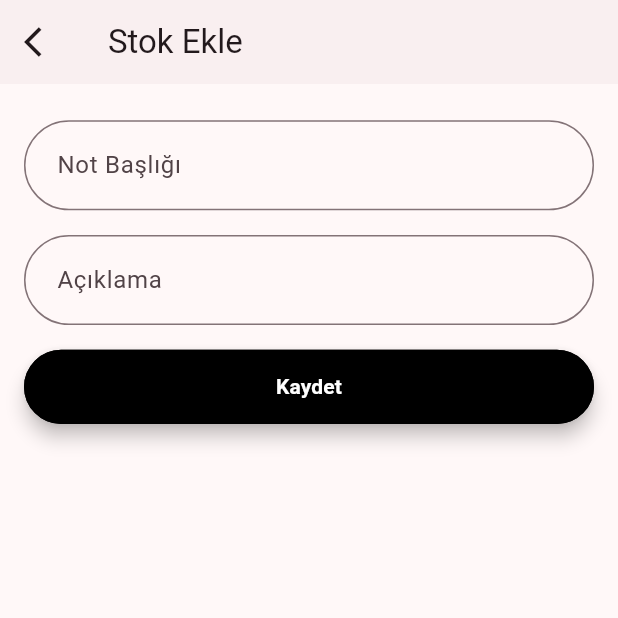
After one commit to oguzhancotur/Katot_elektronik, a Flutter app: the NoteAdd screen opened directly, on a phone screen of 412 x 824 dp, the top half of it. The commit adds this screen. Run offline on Flutter 3.47's test engine with Material 3 defaults, Android fonts, the light colour scheme and no system bars; our stand-ins replace cloud_firestore, firebase_auth, firebase_core, firebase_storage, flutter_bloc, image_picker; accounts and stored records are empty; generated files the repository leaves out were written again.

Commit message:
note page and other add.

```diff
--- a/lib/bloc/jobtrackingblog/jobtracking_bloc.dart
+++ b/lib/bloc/jobtrackingbloc/jobtracking_bloc.dart
@@ -1,7 +1,7 @@
 import 'package:cloud_firestore/cloud_firestore.dart';
 import 'package:flutter_bloc/flutter_bloc.dart';
-import 'package:katot_elektronik/bloc/jobtrackingblog/jobtracking_event.dart';
-import 'package:katot_elektronik/bloc/jobtrackingblog/jobtracking_state.dart';
+import 'package:katot_elektronik/bloc/jobtrackingbloc/jobtracking_event.dart';
+import 'package:katot_elektronik/bloc/jobtrackingbloc/jobtracking_state.dart';
 import 'package:katot_elektronik/models/job_tracking_model.dart';
 import 'package:katot_elektronik/repository/firebase_repo.dart';
 
--- a/lib/main.dart
+++ b/lib/main.dart
@@ -1,7 +1,7 @@
 import 'package:firebase_core/firebase_core.dart';
 import 'package:flutter/material.dart';
 import 'package:flutter_bloc/flutter_bloc.dart';
-import 'package:katot_elektronik/bloc/jobtrackingblog/jobtracking_bloc.dart';
+import 'package:katot_elektronik/bloc/jobtrackingbloc/jobtracking_bloc.dart';
 import 'package:katot_elektronik/bloc/stocktrackingbloc/stocktracking_bloc.dart';
 import 'package:katot_elektronik/screens/bottomnavigationbar.dart';
 import 'package:katot_elektronik/firebase_options.dart';
--- a/lib/screens/jobpart/job_add.dart
+++ b/lib/screens/jobpart/job_add.dart
@@ -3,8 +3,8 @@ import 'dart:io';
 import 'package:flutter/material.dart';
 import 'package:flutter_bloc/flutter_bloc.dart';
 import 'package:image_picker/image_picker.dart';
-import 'package:katot_elektronik/bloc/jobtrackingblog/jobtracking_bloc.dart';
-import 'package:katot_elektronik/bloc/jobtrackingblog/jobtracking_event.dart';
+import 'package:katot_elektronik/bloc/jobtrackingbloc/jobtracking_bloc.dart';
+import 'package:katot_elektronik/bloc/jobtrackingbloc/jobtracking_event.dart';
 import 'package:katot_elektronik/models/job_tracking_model.dart';
 
 class JobAdd extends StatefulWidget {
--- a/lib/screens/jobpart/job_tracking.dart
+++ b/lib/screens/jobpart/job_tracking.dart
@@ -1,8 +1,8 @@
 import 'package:flutter/material.dart';
 import 'package:flutter_bloc/flutter_bloc.dart';
-import 'package:katot_elektronik/bloc/jobtrackingblog/jobtracking_bloc.dart';
-import 'package:katot_elektronik/bloc/jobtrackingblog/jobtracking_event.dart';
-import 'package:katot_elektronik/bloc/jobtrackingblog/jobtracking_state.dart';
+import 'package:katot_elektronik/bloc/jobtrackingbloc/jobtracking_bloc.dart';
+import 'package:katot_elektronik/bloc/jobtrackingbloc/jobtracking_event.dart';
+import 'package:katot_elektronik/bloc/jobtrackingbloc/jobtracking_state.dart';
 import 'package:katot_elektronik/widgets/job_tracking_card.dart';
 import 'package:katot_elektronik/screens/jobpart/job_add.dart';
 
--- /dev/null
+++ b/lib/screens/notepart/note_add.dart
@@ -0,0 +1,119 @@
+import 'dart:io';
+
+import 'package:flutter/material.dart';
+import 'package:image_picker/image_picker.dart';
+
+class NoteAdd extends StatefulWidget {
+  const NoteAdd({Key? key}) : super(key: key);
+
+  @override
+  _NoteAddState createState() => _NoteAddState();
+}
+
+class _NoteAddState extends State<NoteAdd> {
+  final _formKey = GlobalKey<FormState>();
+  final TextEditingController _titleController = TextEditingController();
+  final TextEditingController _explanationController = TextEditingController();
+
+  final List<File> _imageFiles = [];
+
+  Future<void> _pickImage(ImageSource source) async {
+    final pickedFile = await ImagePicker().pickImage(source: source);
+    if (pickedFile != null) {
+      setState(() {
+        _imageFiles.add(File(pickedFile.path));
+      });
+    }
+  }
+
+  @override
+  Widget build(BuildContext context) {
+    return Scaffold(
+      appBar: AppBar(
+        elevation: 1.0,
+        title: Text("Stok Ekle"),
+        leading: IconButton(
+          icon: Icon(Icons.arrow_back_ios),
+          onPressed: () {
+            Navigator.pop(context);
+          },
+        ),
+      ),
+      body: Padding(
+        padding: const EdgeInsets.all(16),
+        child: SingleChildScrollView(
+          child: Form(
+            key: _formKey,
+            child: Column(
+              crossAxisAlignment: CrossAxisAlignment.stretch,
+              children: [
+                SizedBox(
+                  height: MediaQuery.of(context).size.height * 0.01,
+                ),
+                TextFormField(
+                  controller: _titleController,
+                  decoration: InputDecoration(
+                      labelText: "Not Başlığı",
+                      border: OutlineInputBorder(
+                        borderRadius: BorderRadius.circular(30),
+                      ),
+                      contentPadding: const EdgeInsets.all(18)),
+                  validator: (value) {
+                    if (value == null || value.isEmpty) {
+                      return 'Lütfen bir Stok Başlığı girin';
+                    }
+                    return null;
+                  },
+                ),
+                SizedBox(height: MediaQuery.of(context).size.height * 0.02),
+                TextFormField(
+                  controller: _explanationController,
+                  decoration: InputDecoration(
+                      labelText: "Açıklama",
+                      border: OutlineInputBorder(
+                        borderRadius: BorderRadius.circular(30),
+                      ),
+                      contentPadding: const EdgeInsets.all(18)),
+                  validator: (value) {
+                    if (value == null || value.isEmpty) {
+                      return 'Lütfen bir Stok Başlığı girin';
+                    }
+                    return null;
+                  },
+                ),
+                SizedBox(height: MediaQuery.of(context).size.height * 0.02),
+                ElevatedButton(
+                  style: ButtonStyle(
+                      backgroundColor:
+                          MaterialStateProperty.all<Color>(Colors.black),
+                      shape: MaterialStateProperty.all<RoundedRectangleBorder>(
+                        RoundedRectangleBorder(
+                          borderRadius: BorderRadius.circular(25),
+                        ),
+                      ),
+                      minimumSize: MaterialStateProperty.all<Size>(
+                        Size(MediaQuery.of(context).size.width * 0.30,
+                            MediaQuery.of(context).size.height * 0.06),
+                      ),
+                      side: MaterialStateProperty.all<BorderSide>(
+                        BorderSide(
+                          width: MediaQuery.of(context).size.width * 0.003,
+                          color: Colors.black, // Çerçeve rengi
+                        ),
+                      ),
+                      elevation: const MaterialStatePropertyAll(5)),
+                  onPressed: () {},
+                  child: const Text(
+                    'Kaydet',
+                    style: TextStyle(
+                        color: Colors.white, fontWeight: FontWeight.bold),
+                  ),
+                ),
+              ],
+            ),
+          ),
+        ),
+      ),
+    );
+  }
+}
--- a/lib/widgets/job_tracking_card.dart
+++ b/lib/widgets/job_tracking_card.dart
@@ -2,8 +2,8 @@ import 'package:flutter/material.dart';
 import 'package:flutter/widgets.dart';
 import 'package:flutter_bloc/flutter_bloc.dart';
 
-import 'package:katot_elektronik/bloc/jobtrackingblog/jobtracking_bloc.dart';
-import 'package:katot_elektronik/bloc/jobtrackingblog/jobtracking_event.dart';
+import 'package:katot_elektronik/bloc/jobtrackingbloc/jobtracking_bloc.dart';
+import 'package:katot_elektronik/bloc/jobtrackingbloc/jobtracking_event.dart';
 
 class JobTrackingCard extends StatelessWidget {
   List<String> image;
```
Also changed, not shown: lib/bloc/notebloc/note_bloc.dart (added, +47 -0 lines), lib/bloc/notebloc/note_event.dart (added, +29 -0 lines), lib/bloc/notebloc/note_state.dart (added, +15 -0 lines), lib/models/note_model.dart (added, +27 -0 lines), lib/repository/note_service.dart (added, +35 -0 lines), lib/screens/notepart/notepage.dart (added, +147 -0 lines), lib/screens/stockpart/stock_tracking.dart (+7 -5 lines), lib/widgets/note_card.dart (added, +49 -0 lines), lib/bloc/jobtrackingbloc/jobtracking_event.dart (renamed from lib/bloc/jobtrackingblog/jobtracking_event.dart), lib/bloc/jobtrackingbloc/jobtracking_state.dart (renamed from lib/bloc/jobtrackingblog/jobtracking_state.dart).
